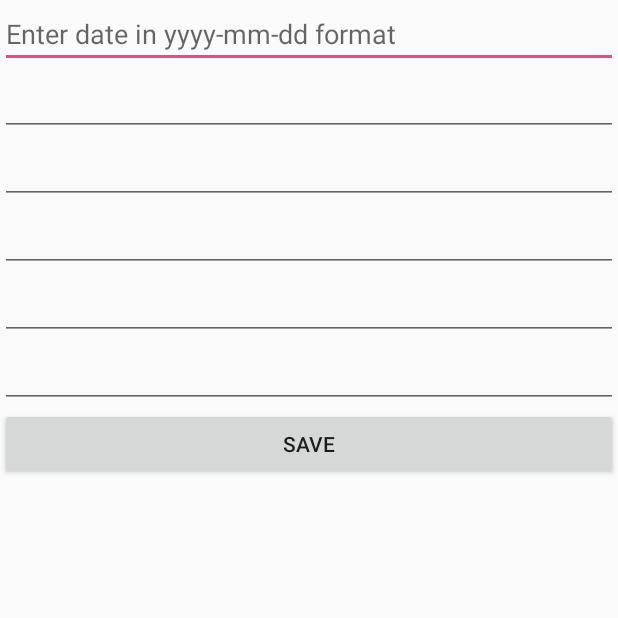
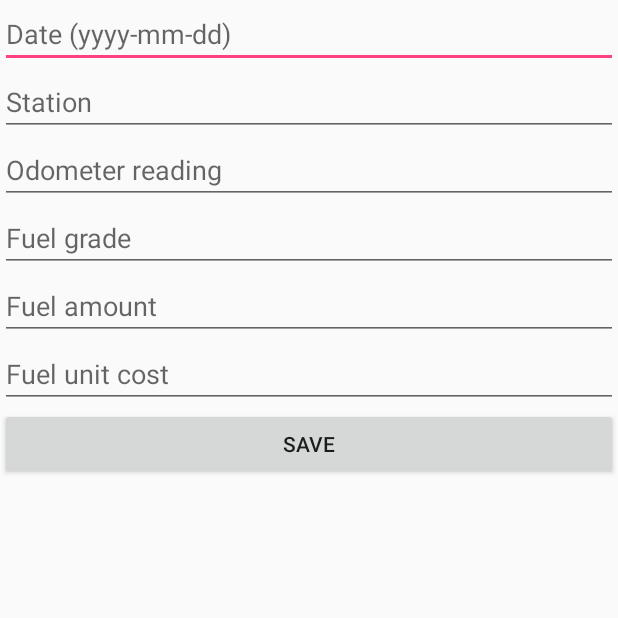
Before and after one commit to arbitraryconstants/as1, an Android app: the FuelLogEntryActivity screen opened directly, with no data from a screen before it, on a phone screen of 412 x 824 dp, the top half of it. Run offline under Robolectric (Android 15) with nearby library versions, the phone set to English and light mode, and no system bars.

```diff
--- a/mclaffer-FUELTRACK/app/src/main/java/com/example/svetlanna/mclaffer_fueltrack/FuelLog.java
+++ b/mclaffer-FUELTRACK/app/src/main/java/com/example/svetlanna/mclaffer_fueltrack/FuelLog.java
@@ -17,6 +17,10 @@ public class FuelLog implements Serializable {
         log.remove(pos);
     }
 
+    public void removeEntry(FuelLogEntry fuelLogEntry){
+        log.remove(fuelLogEntry);
+    }
+
     public ArrayList<FuelLogEntry> getLog() {
         return log;
     }
--- a/mclaffer-FUELTRACK/app/src/main/java/com/example/svetlanna/mclaffer_fueltrack/FuelLogEntryActivity.java
+++ b/mclaffer-FUELTRACK/app/src/main/java/com/example/svetlanna/mclaffer_fueltrack/FuelLogEntryActivity.java
@@ -32,8 +32,8 @@ public class FuelLogEntryActivity extends Activity implements Serializable {
         super.onCreate(savedInstanceState);
         setContentView(R.layout.content_fuel_log_entry);
 
+        /// Do this if these are null.
         date = (EditText) findViewById(R.id.date);
-
         station = (EditText) findViewById(R.id.station);
         //if( station.getText().toString().length() == 0 )
         //    station.setError( "First name is required!" );
@@ -42,6 +42,9 @@ public class FuelLogEntryActivity extends Activity implements Serializable {
         fuel_grade = (EditText) findViewById(R.id.fuel_grade);
         fuel_amount = (EditText) findViewById(R.id.fuel_amount);
         fuel_unit_cost = (EditText) findViewById(R.id.fuel_unit_cost);
+
+        ///Otherwise call gettters?
+
 
         Button saveButton = (Button) findViewById(R.id.save);
 
--- a/mclaffer-FUELTRACK/app/src/main/res/layout/content_fuel_log_entry.xml
+++ b/mclaffer-FUELTRACK/app/src/main/res/layout/content_fuel_log_entry.xml
@@ -21,35 +21,40 @@
         android:id="@+id/station"
         android:layout_width="fill_parent"
         android:layout_height="wrap_content"
-        android:scrollbars="horizontal" />
+        android:scrollbars="horizontal"
+        android:hint="@string/station"/>
 
     <EditText
         android:id="@+id/odometer_reading"
         android:layout_width="fill_parent"
         android:layout_height="wrap_content"
         android:scrollbars="horizontal"
-        android:inputType="numberDecimal"/>
+        android:inputType="numberDecimal"
+        android:hint="@string/odometer_reading"/>
 
     <EditText
         android:id="@+id/fuel_grade"
         android:layout_width="fill_parent"
         android:layout_height="wrap_content"
         android:scrollbars="horizontal"
-        android:inputType="numberDecimal"/>
+        android:inputType="numberDecimal"
+        android:hint="@string/fuel_grade"/>
 
     <EditText
         android:id="@+id/fuel_amount"
         android:layout_width="fill_parent"
         android:layout_height="wrap_content"
         android:scrollbars="horizontal"
-        android:inputType="numberDecimal"/>
+        android:inputType="numberDecimal"
+        android:hint="@string/fuel_amount"/>
 
     <EditText
         android:id="@+id/fuel_unit_cost"
         android:layout_width="fill_parent"
         android:layout_height="wrap_content"
         android:scrollbars="horizontal"
-        android:inputType="numberDecimal"/>
+        android:inputType="numberDecimal"
+        android:hint="@string/fuel_unit_cost"/>
 
 
     <Button
--- a/mclaffer-FUELTRACK/app/src/main/res/layout/log_item.xml
+++ b/mclaffer-FUELTRACK/app/src/main/res/layout/log_item.xml
@@ -4,5 +4,6 @@
     android:layout_width="fill_parent"
     android:layout_height="fill_parent"
     android:padding="10dp"
-    android:textSize="16sp">
+    android:textSize="16sp"
+    android:id="@+id/FuelEntry">
 </TextView>
--- a/mclaffer-FUELTRACK/app/src/main/res/values/strings.xml
+++ b/mclaffer-FUELTRACK/app/src/main/res/values/strings.xml
@@ -7,7 +7,14 @@
     <string name="hello">Joshua said:</string>
     <string name="save">Save</string>
     <string name="clear">Clear</string>
-    <string name="date">Enter date in yyyy-mm-dd format </string>
     <string name="edit_button">Edit</string>
+    <string name="delete_button">Edit</string>
+
+    <string name="date">Date (yyyy-mm-dd) </string>
+    <string name="station">Station </string>
+    <string name="odometer_reading">Odometer reading </string>
+    <string name="fuel_grade">Fuel grade </string>
+    <string name="fuel_amount">Fuel amount </string>
+    <string name="fuel_unit_cost">Fuel unit cost </string>
 
 </resources>
```
Also changed, not shown: mclaffer-FUELTRACK/app/src/main/java/com/example/svetlanna/mclaffer_fueltrack/FuelLogActivity.java (+14 -11 lines), mclaffer-FUELTRACK/app/src/main/java/com/example/svetlanna/mclaffer_fueltrack/FuelLogEntry.java (+24 -4 lines).
